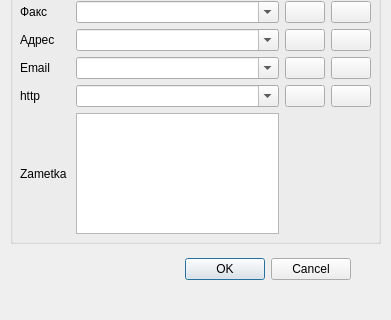
First picture: the form in src/contview.ui, repository PKEv/QontMan, before the edit; both pictures show x 0 to 391 and y 157 to 477 of the 391 by 477 pixel window.
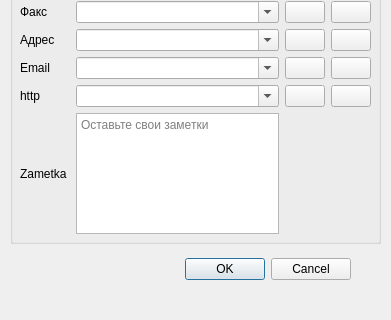
Second picture: the form after the edit. Icons and pictures are not drawn.

```diff
--- a/src/contview.ui
+++ b/src/contview.ui
@@ -264,6 +264,9 @@
          <verstretch>0</verstretch>
         </sizepolicy>
        </property>
+       <property name="placeholderText">
+        <string>Оставьте свои заметки</string>
+       </property>
       </widget>
      </item>
     </layout>
```
Left out of the diff: 44 changed lines with no effect on the pictures.
